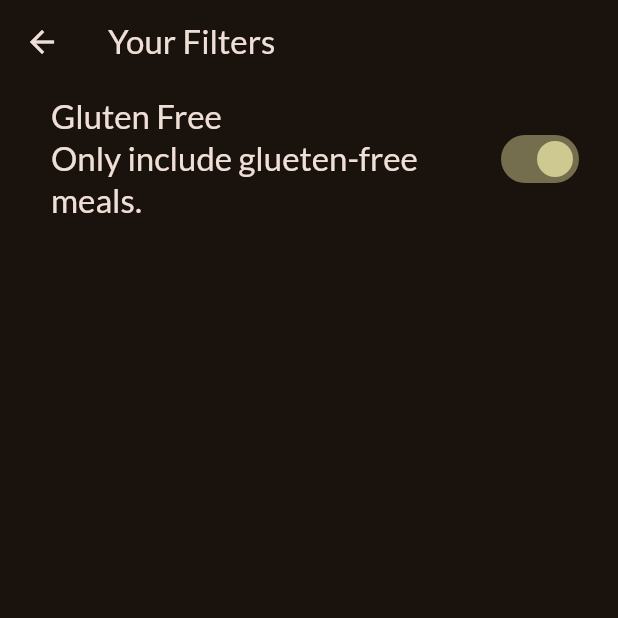
After one commit to EvanSimon/meals, a Flutter app: the FiltersScreen screen opened directly, after a tap on "Gluten Free", on a phone screen of 412 x 824 dp, the top half of it. The commit adds this screen. Run offline on Flutter 3.47's test engine with Material 2 defaults, Android fonts, the phone set to English and light mode, and no system bars; our stand-ins replace google_fonts, transparent_image.

Commit message:
Adding filter list

```diff
--- /dev/null
+++ b/lib/screens/filters.dart
@@ -0,0 +1,51 @@
+import 'package:flutter/material.dart';
+import 'package:flutter/widgets.dart';
+
+class FiltersScreen extends StatefulWidget {
+  const FiltersScreen({super.key});
+
+  @override
+  State<StatefulWidget> createState() {
+    return _FiltersScreenState();
+  }
+}
+
+class _FiltersScreenState extends State<FiltersScreen> {
+  var _glutenFreeFilterSet = false;
+
+  @override
+  Widget build(BuildContext context) {
+    return Scaffold(
+      appBar: AppBar(
+        title: const Text('Your Filters'),
+      ),
+      body: Column(
+        children: [
+          SwitchListTile(
+            value: _glutenFreeFilterSet,
+            onChanged: (isChecked) {
+              setState(() {
+                _glutenFreeFilterSet = isChecked;
+              });
+            },
+            title: Text(
+              'Gluten Free',
+              style: Theme.of(context).textTheme.titleLarge!.copyWith(
+                    color: Theme.of(context).colorScheme.onBackground,
+                  ),
+            ),
+            subtitle: Text(
+              'Only include glueten-free meals.',
+              style: Theme.of(context)
+                  .textTheme
+                  .titleLarge!
+                  .copyWith(color: Theme.of(context).colorScheme.onBackground),
+            ),
+            activeColor: Theme.of(context).colorScheme.tertiary,
+            contentPadding: const EdgeInsets.only(left: 34, right: 22),
+          )
+        ],
+      ),
+    );
+  }
+}
```
Also changed, not shown: lib/screens/tabs.dart (+10 -1 lines), lib/widgets/main_drawer.dart (+9 -3 lines).
